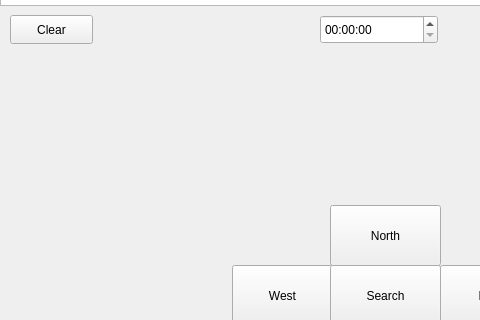
First picture: the form in mainwindow.ui, repository Boringman7272/ZorkProject, before the edit; both pictures show x 0 to 480 and y 145 to 465 of the 800 by 600 pixel window.
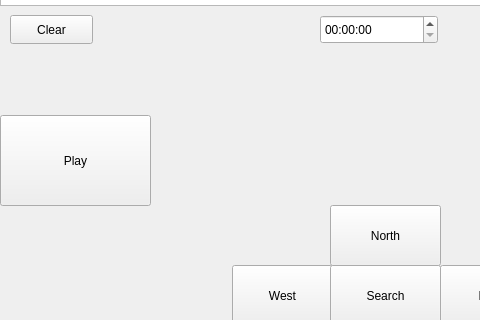
Second picture: the form after the edit.

What changed in the file:
```diff
--- a/mainwindow.ui
+++ b/mainwindow.ui
@@ -200,6 +200,19 @@
      <string>Map</string>
     </property>
    </widget>
+   <widget class="QPushButton" name="Playbutton">
+    <property name="geometry">
+     <rect>
+      <x>0</x>
+      <y>260</y>
+      <width>151</width>
+      <height>91</height>
+     </rect>
+    </property>
+    <property name="text">
+     <string>Play</string>
+    </property>
+   </widget>
   </widget>
   <widget class="QMenuBar" name="menubar">
    <property name="geometry">
```
